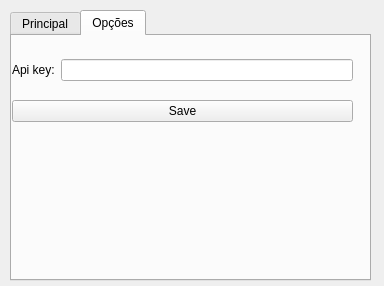
Above: Widget/TimeTracker/mainwidget.ui from inspira/timely before the change. Below: the same form after it.
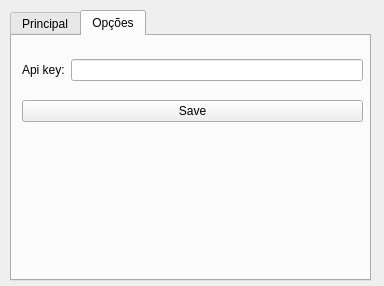
That is the form after the change. The open tabs and pages were chosen to show the change. Icons and pictures are not drawn.

```diff
--- a/Widget/TimeTracker/mainwidget.ui
+++ b/Widget/TimeTracker/mainwidget.ui
@@ -142,7 +142,7 @@
     <widget class="QWidget" name="verticalLayoutWidget_2">
      <property name="geometry">
       <rect>
-       <x>0</x>
+       <x>10</x>
        <y>10</y>
        <width>341</width>
        <height>91</height>
```
